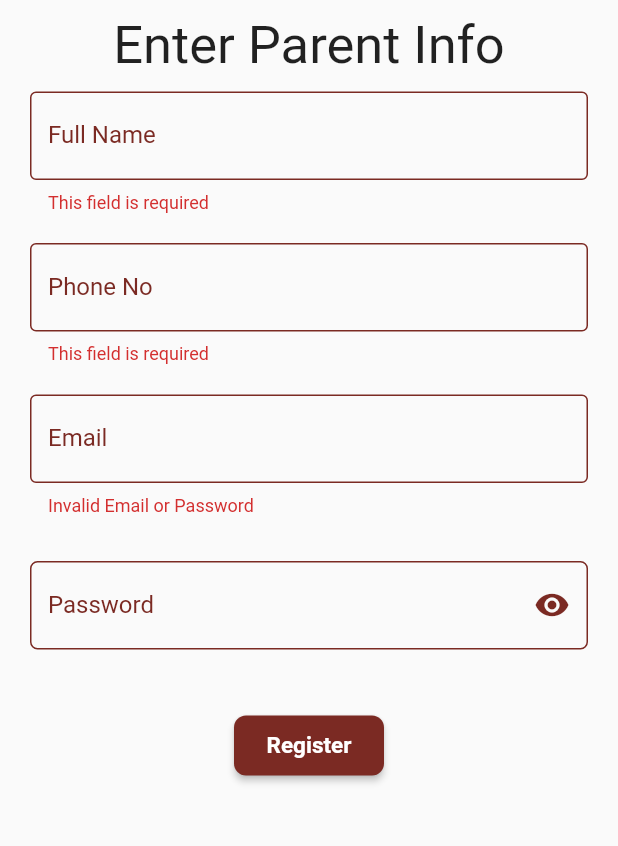
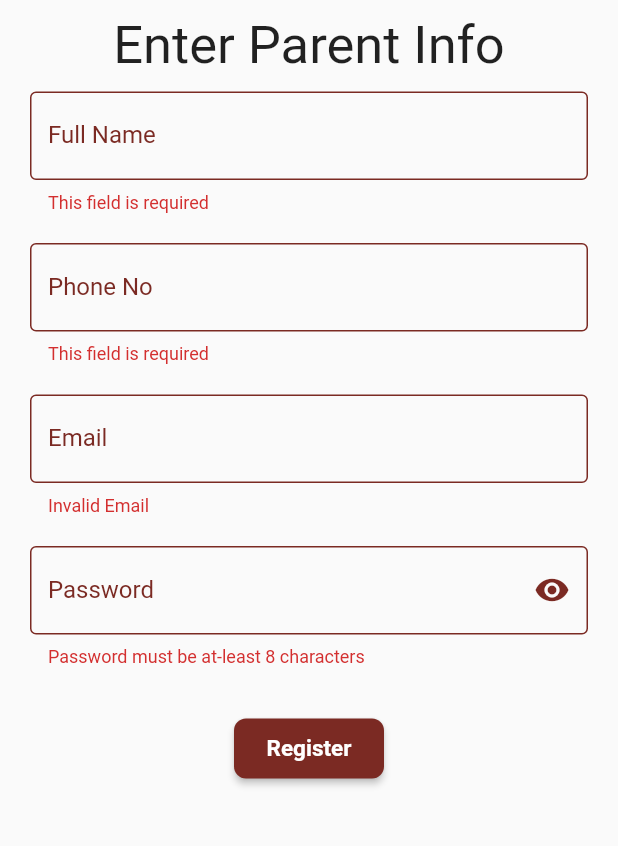
Before and after one commit to Talhach64/stud_board, a Flutter app: the RegisterParent screen opened directly, after a tap on "Register", on a phone screen of 412 x 824 dp, the part 300-1146 px from its top. Run offline on Flutter 3.47's test engine with Material 2 defaults, Android fonts, the phone set to English and light mode, and no system bars; our stand-ins replace dio, hive, jiffy; missing offline and left inert: qr_code_scanner; accounts and stored records are empty; generated files the repository leaves out were written again; network calls fail.

```diff
--- a/lib/screen/create_account/register_parent.dart
+++ b/lib/screen/create_account/register_parent.dart
@@ -19,6 +19,7 @@ class _RegisterParentState extends State<RegisterParent> {
   TextEditingController phoneController = TextEditingController();
   final _formKey = GlobalKey<FormState>();
   AutovalidateMode autoValidateMode = AutovalidateMode.disabled;
+  bool obscure = true;
 
   @override
   void dispose() {
@@ -64,12 +65,54 @@ class _RegisterParentState extends State<RegisterParent> {
                       hint: 'Email',
                       controller: emailController,
                       validator: (String? value) =>
-                          value!.isEmpty ? "Invalid Email or Password" : null),
-                  MyPassField(
-                    label: 'Password',
-                    hint: 'Password',
-                    controller: passwordController,
-                    keyboard: TextInputType.text,
+                          value!.isEmpty ? "Invalid Email" : null),
+                  Padding(
+                    padding:
+                    const EdgeInsets.symmetric(horizontal: 20.0,vertical: 10.0),
+                    child: TextFormField(
+                      obscureText: obscure,
+                      autovalidateMode:
+                      AutovalidateMode.onUserInteraction,
+                      controller: passwordController,
+                      keyboardType: TextInputType.text,
+                      validator: (String? value) =>
+                      value!.isEmpty || value.length < 8
+                          ? "Password must be at-least 8 characters"
+                          : null,
+                      decoration: InputDecoration(
+                        labelStyle:
+                        const TextStyle(color: primaryColor),
+                        hintText: "Password",
+                        labelText: "Password",
+                        suffixIcon: GestureDetector(
+                          onTap: () =>
+                              setState(() => obscure = !obscure),
+                          child: obscure
+                              ? const Icon(
+                            Icons.visibility,
+                            color: primaryColor,
+                          )
+                              : const Icon(Icons.visibility_off,
+                              color: primaryColor),
+                        ),
+                        focusedBorder: const OutlineInputBorder(
+                          borderSide: BorderSide(color: primaryColor),
+                        ),
+                        enabledBorder: OutlineInputBorder(
+                          borderRadius: BorderRadius.circular(5.0),
+                          borderSide:
+                          const BorderSide(color: primaryColor),
+                        ),
+                        errorBorder: const OutlineInputBorder(
+                          borderSide: BorderSide(color: primaryColor),
+                        ),
+                        focusedErrorBorder: OutlineInputBorder(
+                          borderSide:
+                          const BorderSide(color: primaryColor),
+                          borderRadius: BorderRadius.circular(5.0),
+                        ),
+                      ),
+                    ),
                   ),
                   const SizedBox(height: 20.0),
                   ElevatedButton(
--- a/lib/screen/login.dart
+++ b/lib/screen/login.dart
@@ -28,8 +28,8 @@ class _LoginState extends State<Login> {
 
   @override
   void initState() {
-    emailController.text = "khilji@nfciet.edu.pk";
-    passwordController.text = "12345678";
+    // emailController.text = "khilji@nfciet.edu.pk";
+    // passwordController.text = "12345678";
     super.initState();
   }
 
```
Also changed, not shown: lib/screen/register.dart (+18 -21 lines), lib/screen/student_screens/student_home.dart (+16 -13 lines), lib/screen/teacher_screens/attendance_records.dart (+33 -0 lines), lib/screen/teacher_screens/teacher_home.dart (+17 -7 lines).
